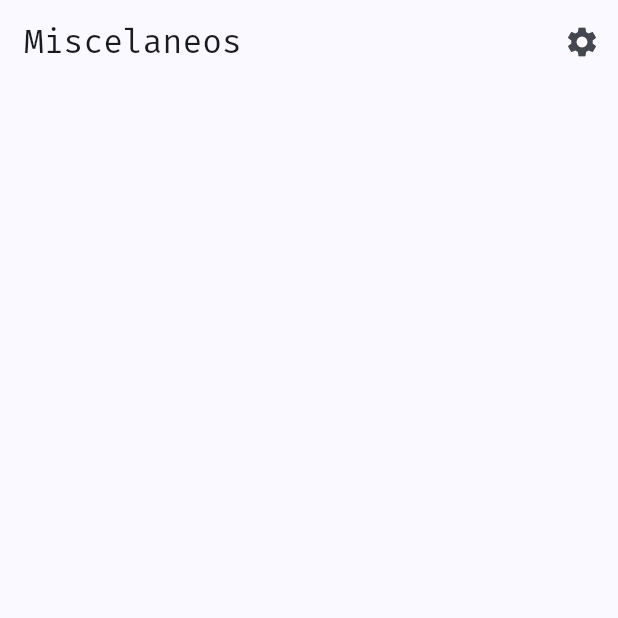
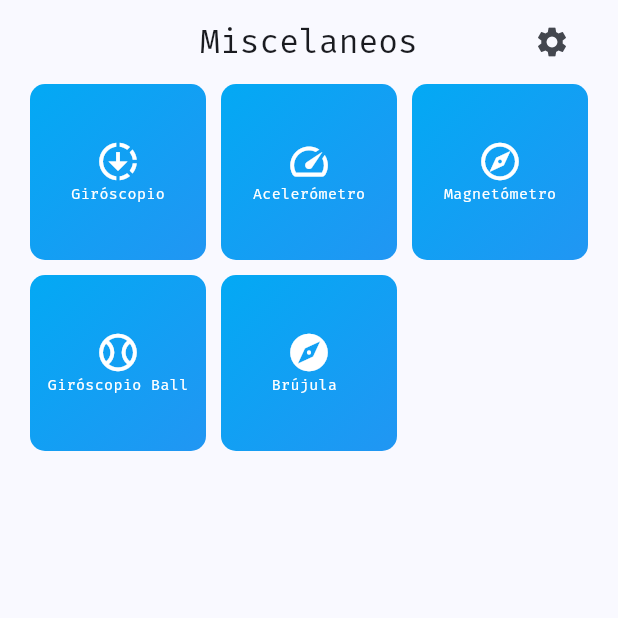
Before and after one commit to juandpt03/miscelaneos, a Flutter app: the screen it shows after launch, on a phone screen of 412 x 824 dp, the top half of it. Run offline on Flutter 3.47's test engine with Material 2 defaults, Android fonts, the phone set to English and light mode, and no system bars; our stand-ins replace flutter_riverpod, go_router, google_fonts, permission_handler.

Commit message:
sensors_screen impl

```diff
--- a/lib/config/router/app_router.dart
+++ b/lib/config/router/app_router.dart
@@ -2,6 +2,7 @@ import 'package:go_router/go_router.dart';
 import 'package:miscelaneos/presentation/screens/screens.dart';
 
 final router = GoRouter(routes: [
+  //! General
   GoRoute(
     path: '/',
     builder: (context, state) => const HomeScreen(),
@@ -10,4 +11,25 @@ final router = GoRouter(routes: [
     path: '/permissions',
     builder: (context, state) => const PermissionsScreen(),
   ),
+  //! Sensor
+  GoRoute(
+    path: '/accelerometer',
+    builder: (context, state) => const AccelerometerScreen(),
+  ),
+  GoRoute(
+    path: '/magnetometer',
+    builder: (context, state) => const MagnetometerScreen(),
+  ),
+  GoRoute(
+    path: '/gyroscope-ball',
+    builder: (context, state) => const GyroscopeScreenBall(),
+  ),
+  GoRoute(
+    path: '/gyroscope',
+    builder: (context, state) => const GyroscopeScreen(),
+  ),
+  GoRoute(
+    path: '/compas',
+    builder: (context, state) => const CompassScreen(),
+  ),
 ]);
--- a/lib/main.dart
+++ b/lib/main.dart
@@ -34,6 +34,10 @@ class _MainAppState extends ConsumerState<MainApp> with WidgetsBindingObserver {
   void didChangeAppLifecycleState(AppLifecycleState state) {
     // TODO: implement didChangeAppLifecycleState
     super.didChangeAppLifecycleState(state);
+    if (state == AppLifecycleState.resumed) {
+      ref.read(permissionsProvider.notifier).checkPermissions();
+    }
+
     ref.read(appStateProvider.notifier).state = state;
     // print('state $state');
   }
--- a/lib/presentation/screens/home/home_screen.dart
+++ b/lib/presentation/screens/home/home_screen.dart
@@ -1,5 +1,6 @@
 import 'package:flutter/material.dart';
 import 'package:go_router/go_router.dart';
+import 'package:miscelaneos/presentation/widgets/shared/main_menu.dart';
 
 class HomeScreen extends StatelessWidget {
   const HomeScreen({super.key});
@@ -7,8 +8,15 @@ class HomeScreen extends StatelessWidget {
   @override
   Widget build(BuildContext context) {
     return Scaffold(
-      appBar: AppBar(
-        title: const Text('Miscelaneos'),
+      body: Padding(
+        padding: const EdgeInsets.symmetric(horizontal: 20),
+        child: CustomScrollView(
+          slivers: [
+            SliverAppBar(
+              centerTitle: true,
+              title: const Text(
+                'Miscelaneos',
+              ),
               actions: [
                 IconButton(
                   onPressed: () {
@@ -20,6 +28,10 @@ class HomeScreen extends StatelessWidget {
                 )
               ],
             ),
+            const MainMenu()
+          ],
+        ),
+      ),
     );
   }
 }
--- a/lib/presentation/screens/screens.dart
+++ b/lib/presentation/screens/screens.dart
@@ -1,2 +1,7 @@
 export 'home/home_screen.dart';
 export 'permissions/permissions_screen.dart';
+export 'sensors/accelerometer_screen.dart';
+export 'sensors/compass_screen.dart';
+export 'sensors/gyroscope_ball_screen.dart';
+export 'sensors/gyroscope_screen.dart';
+export 'sensors/magnetometer_screen.dart';
--- /dev/null
+++ b/lib/presentation/widgets/shared/main_menu.dart
@@ -0,0 +1,113 @@
+import 'package:flutter/material.dart';
+import 'package:go_router/go_router.dart';
+
+class MenuItem {
+  final String title;
+  final IconData icon;
+  final String route;
+
+  MenuItem({
+    required this.title,
+    required this.icon,
+    required this.route,
+  });
+}
+
+final menuItems = <MenuItem>[
+  MenuItem(
+    title: 'Giróscopio',
+    icon: Icons.downloading,
+    route: '/gyroscope',
+  ),
+  MenuItem(
+    title: 'Acelerómetro',
+    icon: Icons.speed,
+    route: '/accelerometer',
+  ),
+  MenuItem(
+    title: 'Magnetómetro',
+    icon: Icons.explore_outlined,
+    route: '/magnetometer',
+  ),
+  MenuItem(
+    title: 'Giróscopio Ball',
+    icon: Icons.sports_baseball_outlined,
+    route: '/gyroscope-ball',
+  ),
+  MenuItem(
+    title: 'Brújula ',
+    icon: Icons.explore,
+    route: '/compas',
+  ),
+];
+
+class MainMenu extends StatelessWidget {
+  const MainMenu({super.key});
+
+  @override
+  Widget build(BuildContext context) {
+    return SliverGrid.count(
+      crossAxisCount: 3,
+      crossAxisSpacing: 10,
+      mainAxisSpacing: 10,
+      children: menuItems
+          .map(
+            (item) => HomeMenuItem(
+              title: item.title,
+              route: item.route,
+              icon: item.icon,
+            ),
+          )
+          .toList(),
+    );
+  }
+}
+
+class HomeMenuItem extends StatelessWidget {
+  final String title;
+  final String route;
+  final IconData icon;
+  final List<Color> bgColors;
+  const HomeMenuItem({
+    super.key,
+    required this.title,
+    required this.route,
+    required this.icon,
+    this.bgColors = const [Colors.lightBlue, Colors.blue],
+  });
+
+  @override
+  Widget build(BuildContext context) {
+    return GestureDetector(
+      onTap: () => context.push(route),
+      child: Container(
+        padding: const EdgeInsets.all(8),
+        decoration: BoxDecoration(
+          borderRadius: BorderRadius.circular(10),
+          gradient: LinearGradient(
+            colors: bgColors,
+            begin: Alignment.topLeft,
+            end: Alignment.bottomRight,
+          ),
+        ),
+        child: Column(
+          mainAxisAlignment: MainAxisAlignment.center,
+          children: [
+            Icon(
+              icon,
+              color: Colors.white,
+              size: 30,
+            ),
+            Text(
+              title,
+              style: const TextStyle(
+                color: Colors.white,
+                fontSize: 10,
+              ),
+            ),
+          ],
+        ),
+      ),
+    );
+  }
+}
```
Also changed, not shown: lib/presentation/providers/permissions/permissions_provider.dart (+29 -3 lines), lib/presentation/screens/permissions/permissions_screen.dart (+24 -0 lines), lib/presentation/screens/sensors/accelerometer_screen.dart (added, +17 -0 lines), lib/presentation/screens/sensors/compass_screen.dart (added, +17 -0 lines), lib/presentation/screens/sensors/gyroscope_ball_screen.dart (added, +17 -0 lines), lib/presentation/screens/sensors/gyroscope_screen.dart (added, +17 -0 lines), lib/presentation/screens/sensors/magnetometer_screen.dart (added, +17 -0 lines). Lines whose indentation alone changed are shown as unchanged.
